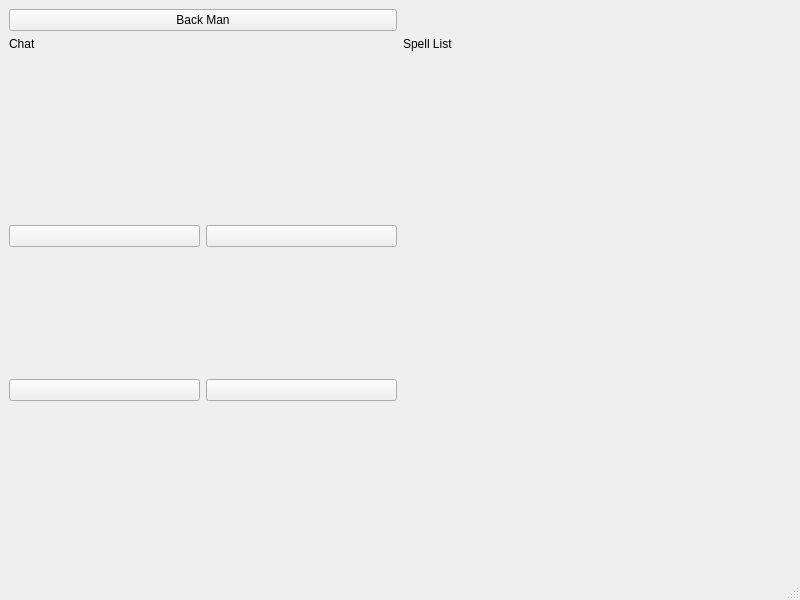
pkubatrh/maraton0, file PernikovaChaloupka/jezibaba.ui: the form before one commit.
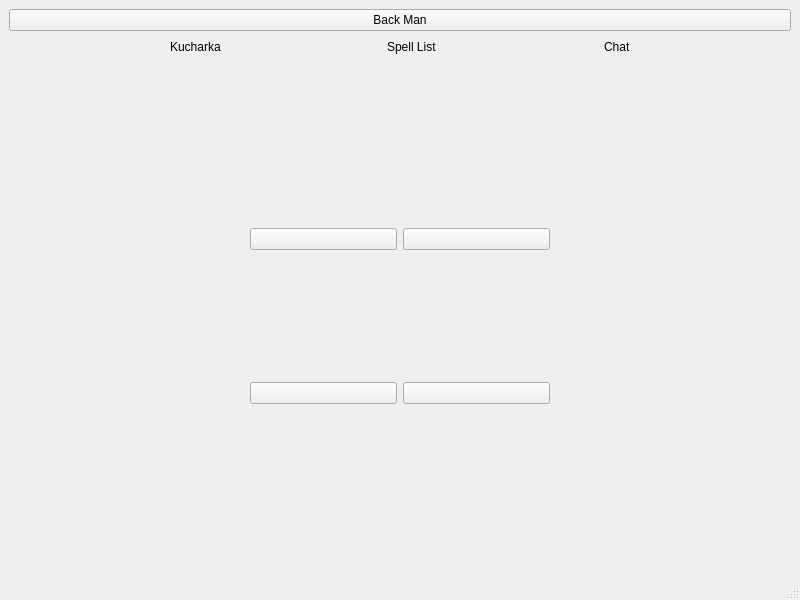
The form after the commit. Custom widgets are drawn as their Qt base class.

```diff
--- a/PernikovaChaloupka/jezibaba.ui
+++ b/PernikovaChaloupka/jezibaba.ui
@@ -15,14 +15,22 @@
   </property>
   <widget class="QWidget" name="centralwidget">
    <layout class="QGridLayout" name="gridLayout">
-    <item row="1" column="0">
-     <widget class="ClickableLabel" name="label">
-      <property name="text">
-       <string>Chat</string>
-      </property>
-     </widget>
-    </item>
-    <item row="2" column="0">
+    <item row="5" column="0">
+     <layout class="QHBoxLayout" name="horizontalLayout">
+      <item>
+       <spacer name="horizontalSpacer_2">
+        <property name="orientation">
+         <enum>Qt::Horizontal</enum>
+        </property>
+        <property name="sizeHint" stdset="0">
+         <size>
+          <width>40</width>
+          <height>20</height>
+         </size>
+        </property>
+       </spacer>
+      </item>
+      <item>
      <layout class="QGridLayout" name="gridLayout_2">
       <item row="1" column="0">
        <widget class="QPushButton" name="pushButton_2">
@@ -58,6 +66,26 @@
         </property>
        </widget>
       </item>
+        <item row="3" column="0">
+         <widget class="QPushButton" name="pushButton_5">
+          <property name="text">
+           <string/>
+          </property>
+         </widget>
+        </item>
+        <item row="4" column="0">
+         <spacer name="verticalSpacer_2">
+          <property name="orientation">
+           <enum>Qt::Vertical</enum>
+          </property>
+          <property name="sizeHint" stdset="0">
+           <size>
+            <width>20</width>
+            <height>40</height>
+           </size>
+          </property>
+         </spacer>
+        </item>
       <item row="2" column="0" colspan="2">
        <widget class="timer" name="widget" native="true">
         <property name="minimumSize">
@@ -68,22 +96,17 @@
         </property>
        </widget>
       </item>
-      <item row="3" column="0">
-       <widget class="QPushButton" name="pushButton_5">
-        <property name="text">
-         <string/>
-        </property>
-       </widget>
+       </layout>
       </item>
-      <item row="4" column="0">
-       <spacer name="verticalSpacer_2">
+      <item>
+       <spacer name="horizontalSpacer">
         <property name="orientation">
-         <enum>Qt::Vertical</enum>
+         <enum>Qt::Horizontal</enum>
         </property>
         <property name="sizeHint" stdset="0">
          <size>
-          <width>20</width>
-          <height>40</height>
+          <width>40</width>
+          <height>20</height>
          </size>
         </property>
        </spacer>
@@ -97,12 +120,82 @@
       </property>
      </widget>
     </item>
-    <item row="1" column="1">
+    <item row="4" column="0">
+     <layout class="QHBoxLayout" name="horizontalLayout_2">
+      <item>
+       <spacer name="horizontalSpacer_3">
+        <property name="orientation">
+         <enum>Qt::Horizontal</enum>
+        </property>
+        <property name="sizeHint" stdset="0">
+         <size>
+          <width>40</width>
+          <height>20</height>
+         </size>
+        </property>
+       </spacer>
+      </item>
+      <item>
+       <widget class="ClickableLabel" name="label_3">
+        <property name="text">
+         <string>Kucharka</string>
+        </property>
+       </widget>
+      </item>
+      <item>
+       <spacer name="horizontalSpacer_5">
+        <property name="orientation">
+         <enum>Qt::Horizontal</enum>
+        </property>
+        <property name="sizeHint" stdset="0">
+         <size>
+          <width>40</width>
+          <height>20</height>
+         </size>
+        </property>
+       </spacer>
+      </item>
+      <item>
      <widget class="ClickableLabel" name="label_2">
       <property name="text">
        <string>Spell List</string>
       </property>
      </widget>
+      </item>
+      <item>
+       <spacer name="horizontalSpacer_6">
+        <property name="orientation">
+         <enum>Qt::Horizontal</enum>
+        </property>
+        <property name="sizeHint" stdset="0">
+         <size>
+          <width>40</width>
+          <height>20</height>
+         </size>
+        </property>
+       </spacer>
+      </item>
+      <item>
+       <widget class="ClickableLabel" name="label">
+        <property name="text">
+         <string>Chat</string>
+        </property>
+       </widget>
+      </item>
+      <item>
+       <spacer name="horizontalSpacer_4">
+        <property name="orientation">
+         <enum>Qt::Horizontal</enum>
+        </property>
+        <property name="sizeHint" stdset="0">
+         <size>
+          <width>40</width>
+          <height>20</height>
+         </size>
+        </property>
+       </spacer>
+      </item>
+     </layout>
     </item>
    </layout>
   </widget>
```
Lines whose indentation alone changed are shown as unchanged.
